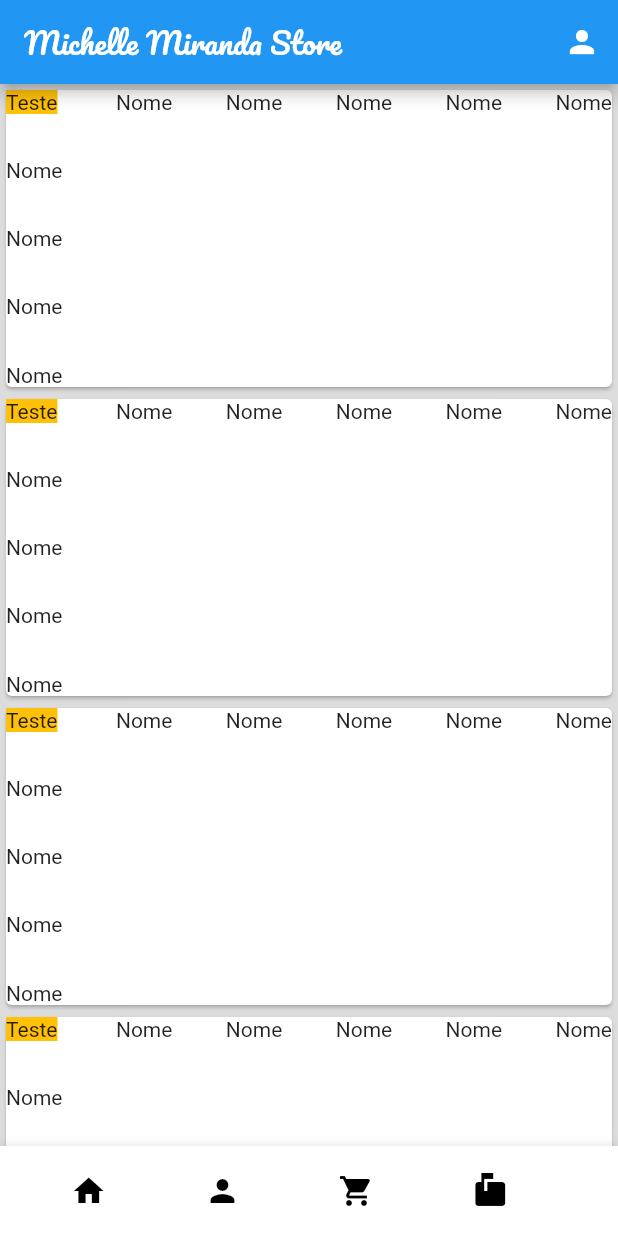
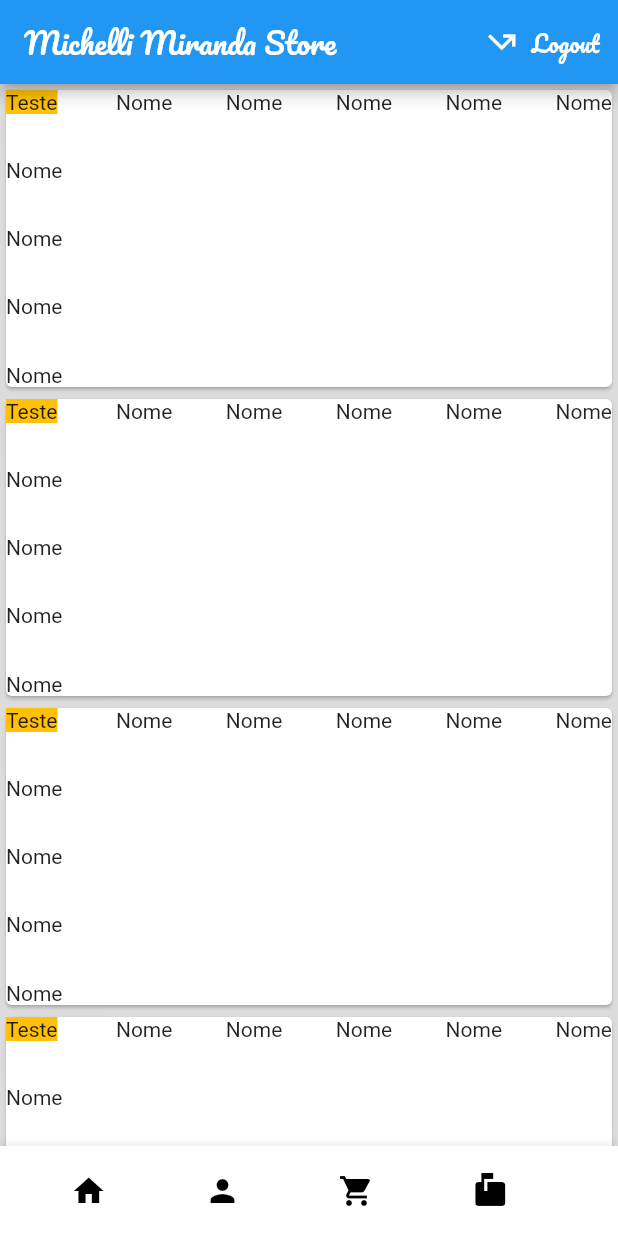
Before and after one commit to ViniciusVicco/MMStore, a Flutter app: the screen it shows after launch, on a phone screen of 412 x 824 dp. Run offline on Flutter 3.47's test engine with Material 2 defaults, Android fonts, the phone set to English and light mode, and no system bars.

```diff
--- a/lib/pages/paginaPrincipal.dart
+++ b/lib/pages/paginaPrincipal.dart
@@ -56,24 +56,34 @@ class HomePageState extends State<HomePage> {
     return Scaffold(
       appBar: AppBar(
         title: Text(
-            "${widget.titulo}",
+          "${"Michelli Miranda Store"}",
           style: TextStyle(
             fontFamily: "Pacifico",
 
           ),
         ),
         actions: [
-          IconButton(
-            icon: Icon(
-              Icons.person,
-              color: Colors.white,
+          Container(
+            height: 30,
+            width: 90,
+            color: Colors.blue,
+            child: Row(
+              children: [
+                //Usar um label pra juntar texto + icone;
+                FlatButton.icon(
+                  padding: EdgeInsets.fromLTRB(0, 0, 10, 0),
+                  onPressed: () {},
+                  icon: Icon(Icons.call_missed_outgoing,
+                    color: Colors.white,),
+                  label: Text("Logout",
+                    style: TextStyle(color: Colors.white,
+                        fontFamily: "Pacifico",
+                        fontSize: 15
+                    ),
+                  ),
+                )
+              ],
             ),
-            onPressed: () {
-            Navigator.push(
-            context,
-              MaterialPageRoute(builder: (context) => LoginToBuy()),
-            );
-            },
           )
         ],
       ),
```
Also changed, not shown: lib/pages/paginaCarrinho.dart (+30 -2 lines), lib/pages/paginaLoginToBuy.dart (+11 -5 lines), lib/pages/paginaPedidos.dart (+33 -3 lines).
